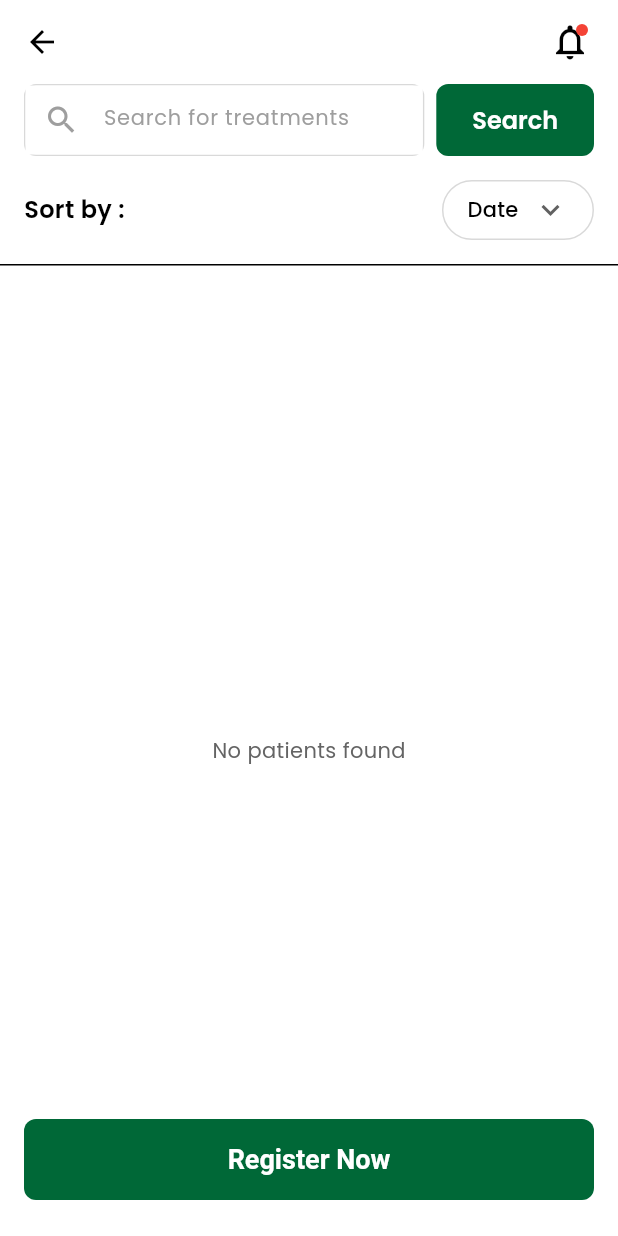
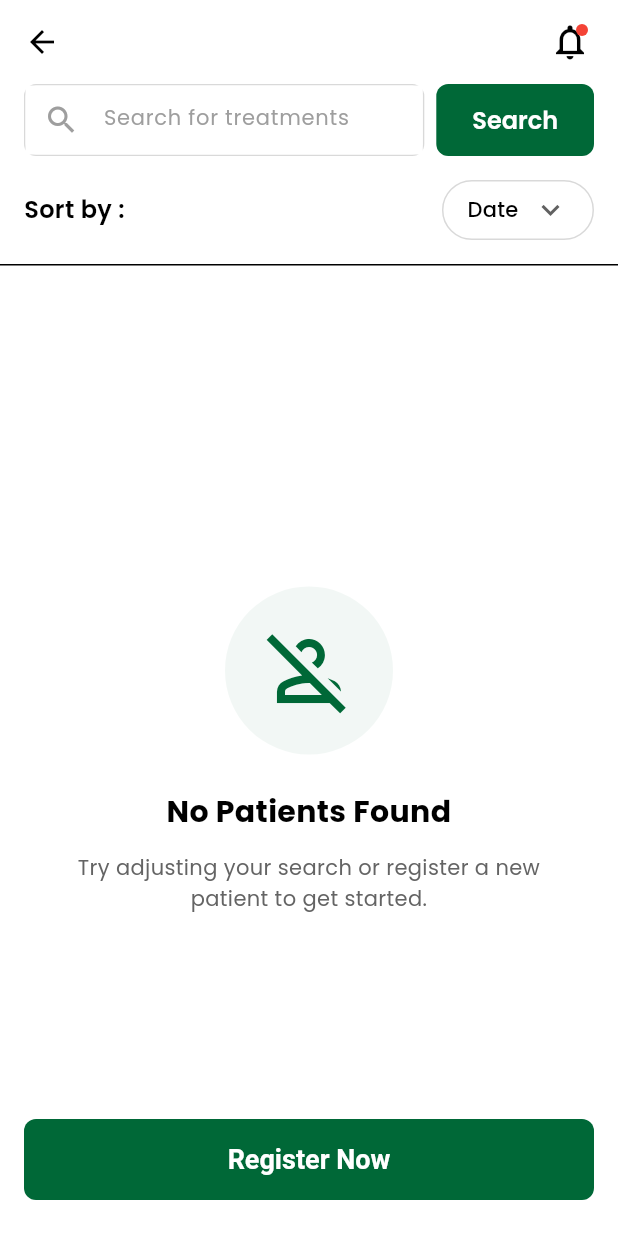
Before and after one commit to muhammednajeebay/patient_mgt_system, a Flutter app: the HomeScreen screen opened by its route, on a phone screen of 412 x 824 dp. Run offline on Flutter 3.47's test engine with Material 3 defaults, Android fonts, the phone set to English and light mode, and no system bars; our stand-ins replace flutter_dotenv, flutter_svg, go_router, google_fonts, pdf, printing and 2 more; accounts and stored records are empty; network calls fail.

Commit message:
handled loading state and empty state

```diff
--- a/lib/presentation/home/home_screen.dart
+++ b/lib/presentation/home/home_screen.dart
@@ -1,10 +1,12 @@
 import 'package:flutter/material.dart';
+import 'package:patient_mgt_system/presentation/home/widgets/empty_state_widget.dart';
 import 'package:patient_mgt_system/presentation/home/widgets/patient_card.dart';
 import 'package:provider/provider.dart';
 import 'package:go_router/go_router.dart';
 import '../../core/constants/app_colors.dart';
 import '../../core/routes/app_router.dart';
 import '../../provider/patient_provider.dart';
+import '../common/widgets/skeleton_loaders.dart';
 
 class HomeScreen extends StatefulWidget {
   const HomeScreen({super.key});
@@ -147,10 +149,7 @@ class _HomeScreenState extends State<HomeScreen> {
                           child: DropdownButtonHideUnderline(
                             child: DropdownButton<PatientSortBy>(
                               value: provider.sortBy,
-                              icon: const Icon(
-                                Icons.keyboard_arrow_down,
-
-                              ),
+                              icon: const Icon(Icons.keyboard_arrow_down),
                               items: const [
                                 DropdownMenuItem(
                                   value: PatientSortBy.date,
@@ -183,11 +182,24 @@ class _HomeScreenState extends State<HomeScreen> {
 
                   Expanded(
                     child: provider.isLoading
-                        ? const Center(child: CircularProgressIndicator())
+                        ? const PatientListSkeleton()
                         : provider.error != null
                         ? Center(child: Text(provider.error!))
                         : provider.patients.isEmpty
-                        ? const Center(child: Text('No patients found'))
+                        ? EmptyStateWidget(
+                            subtext: _searchController.text.isNotEmpty
+                                ? 'No results found for "${_searchController.text}".'
+                                : 'Try adjusting your search or register a new patient to get started.',
+                            actionLabel: _searchController.text.isNotEmpty
+                                ? 'Clear Search'
+                                : null,
+                            onActionPressed: _searchController.text.isNotEmpty
+                                ? () {
+                                    _searchController.clear();
+                                    provider.searchPatients('');
+                                  }
+                                : null,
+                          )
                         : RefreshIndicator(
                             onRefresh: provider.fetchPatients,
                             child: ListView.builder(
--- /dev/null
+++ b/lib/presentation/home/widgets/empty_state_widget.dart
@@ -0,0 +1,84 @@
+import 'package:flutter/material.dart';
+import '../../../core/constants/app_colors.dart';
+
+class EmptyStateWidget extends StatelessWidget {
+  final String title;
+  final String subtext;
+  final VoidCallback? onActionPressed;
+  final String? actionLabel;
+
+  const EmptyStateWidget({
+    super.key,
+    this.title = 'No Patients Found',
+    this.subtext =
+        'Try adjusting your search or register a new patient to get started.',
+    this.onActionPressed,
+    this.actionLabel,
+  });
+
+  @override
+  Widget build(BuildContext context) {
+    return Center(
+      child: Padding(
+        padding: const EdgeInsets.symmetric(horizontal: 40),
+        child: Column(
+          mainAxisAlignment: MainAxisAlignment.center,
+          children: [
+            Container(
+              padding: const EdgeInsets.all(24),
+              decoration: BoxDecoration(
+                color: AppColors.primary.withOpacity(0.05),
+                shape: BoxShape.circle,
+              ),
+              child: const Icon(
+                Icons.person_off_outlined,
+                size: 64,
+                color: AppColors.primary,
+              ),
+            ),
+            const SizedBox(height: 24),
+            Text(
+              title,
+              textAlign: TextAlign.center,
+              style: const TextStyle(
+                fontSize: 20,
+                fontWeight: FontWeight.bold,
+                color: AppColors.textPrimary,
+              ),
+            ),
+            const SizedBox(height: 12),
+            Text(
+              subtext,
+              textAlign: TextAlign.center,
+              style: const TextStyle(
+                fontSize: 14,
+                color: AppColors.textSecondary,
+                height: 1.5,
+              ),
+            ),
+            if (onActionPressed != null && actionLabel != null) ...[
+              const SizedBox(height: 32),
+              TextButton(
+                onPressed: onActionPressed,
+                style: TextButton.styleFrom(
+                  foregroundColor: AppColors.primary,
+                  padding: const EdgeInsets.symmetric(
+                    horizontal: 24,
+                    vertical: 12,
+                  ),
+                ),
+                child: Text(
+                  actionLabel!,
+                  style: const TextStyle(
+                    fontWeight: FontWeight.bold,
+                    fontSize: 16,
+                  ),
+                ),
+              ),
+            ],
+          ],
+        ),
+      ),
+    );
+  }
+}
--- a/lib/presentation/register/register_patient_screen.dart
+++ b/lib/presentation/register/register_patient_screen.dart
@@ -14,6 +14,7 @@ import 'widgets/registration_widgets.dart';
 import 'widgets/treatment_item_card.dart';
 import 'widgets/payment_options_widget.dart';
 import 'widgets/date_time_selector.dart';
+import '../common/widgets/skeleton_loaders.dart';
 
 class RegisterPatientScreen extends StatefulWidget {
   const RegisterPatientScreen({super.key});
@@ -53,7 +54,7 @@ class _RegisterPatientScreenState extends State<RegisterPatientScreen> {
       body: Consumer<RegistrationProvider>(
         builder: (context, provider, child) {
           if (provider.isLoading) {
-            return const Center(child: CircularProgressIndicator());
+            return const RegistrationSkeleton();
           }
 
           return SingleChildScrollView(
--- a/pubspec.yaml
+++ b/pubspec.yaml
@@ -47,6 +47,7 @@ dependencies:
   equatable: ^2.0.5
   flutter_dotenv: ^5.1.0
   flutter_svg: ^2.0.10+1
+  shimmer: ^3.0.0
 
 dev_dependencies:
   flutter_test:
```
Also changed, not shown: lib/presentation/common/widgets/skeleton_loaders.dart (added, +144 -0 lines), pubspec.lock.
